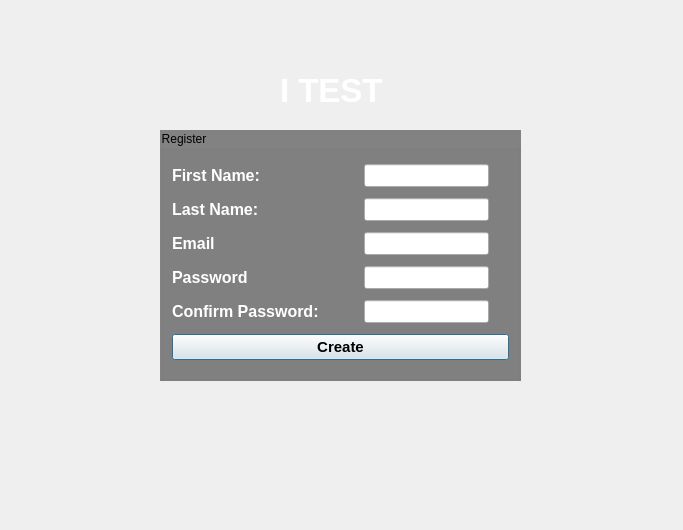
Qt form Group4/brosithst2.ui (Assignment-C/UI-APP) before a commit.
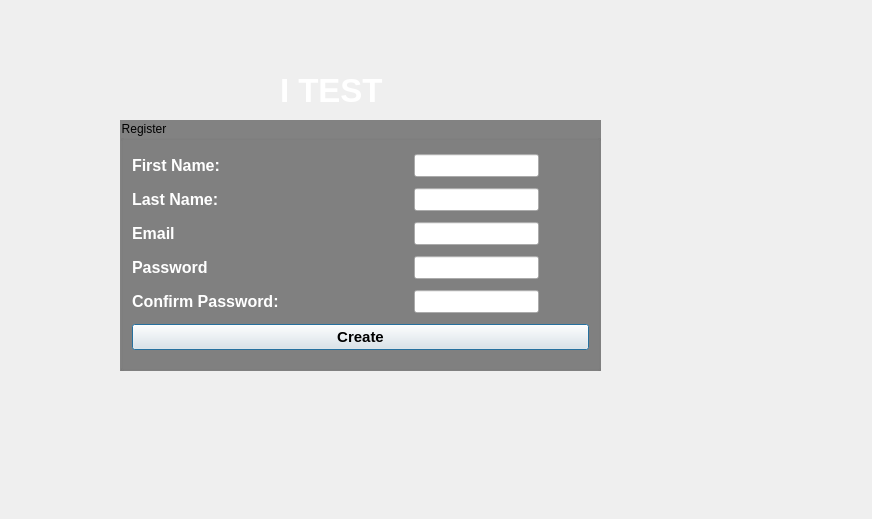
The same form after that commit. Icons and pictures are not drawn.

Patch:
```diff
--- a/Group4/brosithst2.ui
+++ b/Group4/brosithst2.ui
@@ -6,8 +6,8 @@
    <rect>
     <x>0</x>
     <y>0</y>
-    <width>683</width>
-    <height>530</height>
+    <width>872</width>
+    <height>519</height>
    </rect>
   </property>
   <property name="windowTitle">
@@ -22,9 +22,9 @@
   <widget class="QGroupBox" name="groupBox">
    <property name="geometry">
     <rect>
-     <x>160</x>
-     <y>130</y>
-     <width>361</width>
+     <x>120</x>
+     <y>120</y>
+     <width>481</width>
      <height>251</height>
     </rect>
    </property>
```
